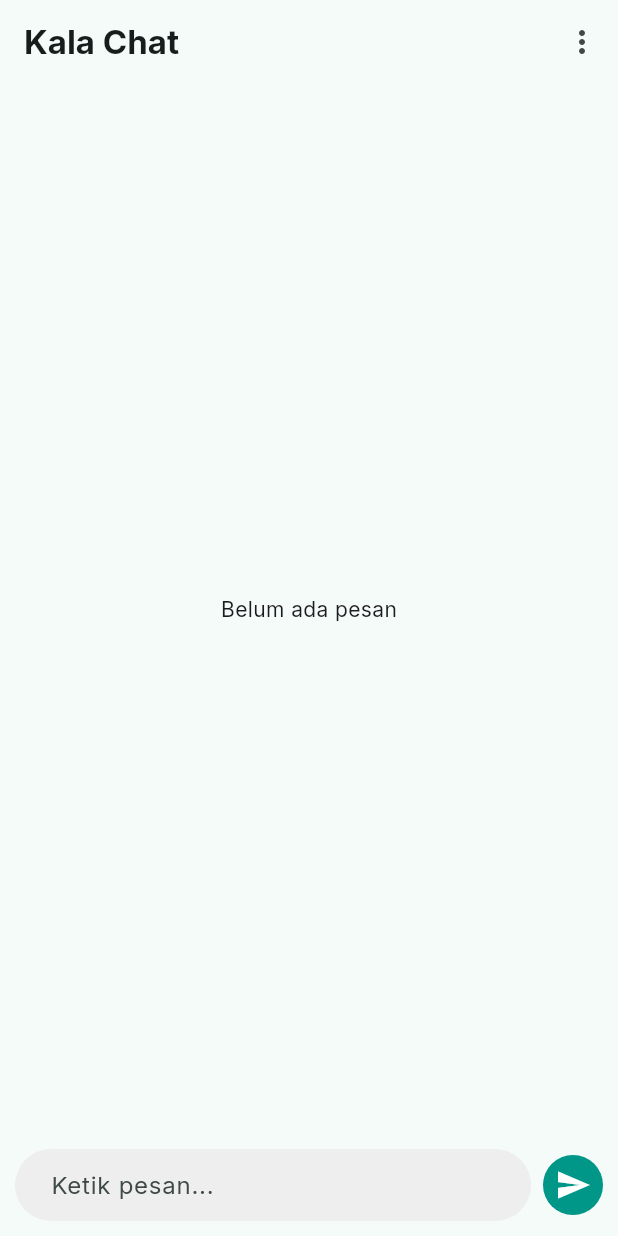
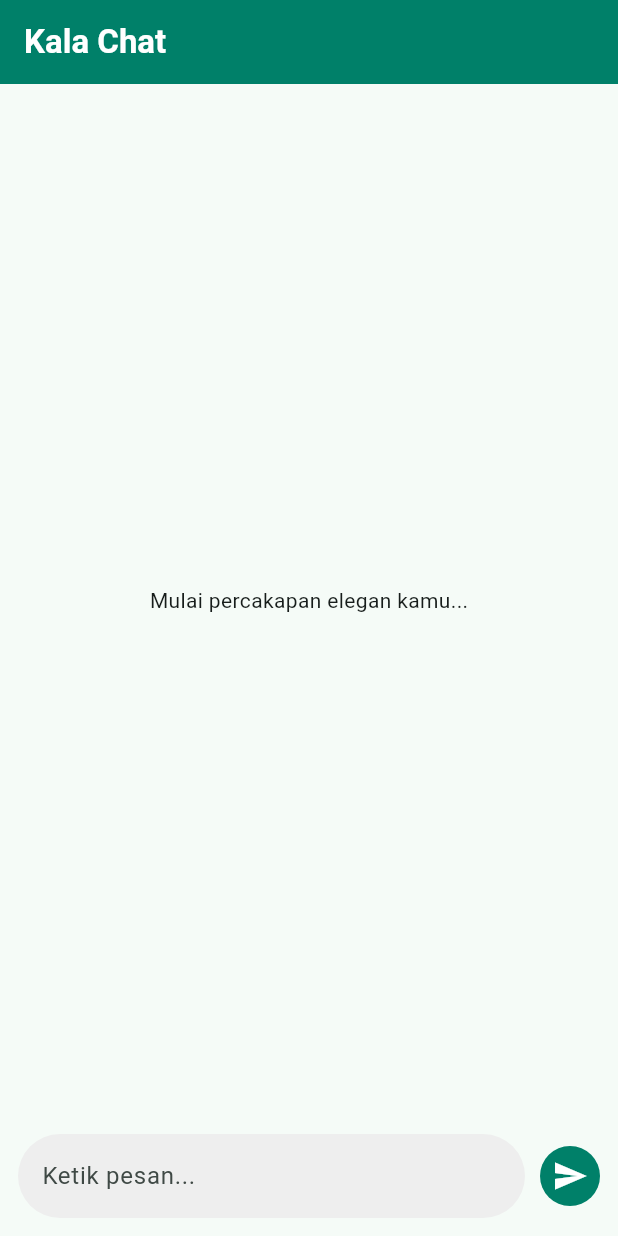
Before and after one commit to randimufi08-code/kala_chat, a Flutter app: the screen it shows after launch, on a phone screen of 412 x 824 dp. Run offline on Flutter 3.47's test engine with Material 3 defaults, Android fonts, the light colour scheme and no system bars.

Commit message:
Fix: Mengaktifkan Developer Mode dan Setup UI Chat Elegan

```diff
--- a/lib/main.dart
+++ b/lib/main.dart
@@ -1,69 +1,51 @@
 import 'package:flutter/material.dart';
-import 'package:google_fonts/google_fonts.dart';
 
-void main() {
-  runApp(const KalaChat());
-}
+void main() => runApp(const KalaChatApp());
 
-class KalaChat extends StatelessWidget {
-  const KalaChat({super.key});
+class KalaChatApp extends StatelessWidget {
+  const KalaChatApp({super.key});
 
   @override
   Widget build(BuildContext context) {
     return MaterialApp(
       debugShowCheckedModeBanner: false,
-      theme: ThemeData(
-        useMaterial3: true,
-        colorSchemeSeed: Colors.teal, // Warna khas chat yang elegan
-        textTheme: GoogleFonts.interTextTheme(),
-      ),
-      home: const ChatScreen(),
+      theme: ThemeData(useMaterial3: true, colorSchemeSeed: const Color(0xFF008069)),
+      home: const ChatPage(),
     );
   }
 }
 
-class ChatScreen extends StatelessWidget {
-  const ChatScreen({super.key});
+class ChatPage extends StatelessWidget {
+  const ChatPage({super.key});
 
   @override
   Widget build(BuildContext context) {
     return Scaffold(
       appBar: AppBar(
-        title: const Text('Kala Chat', style: TextStyle(fontWeight: FontWeight.bold)),
-        actions: [IconButton(icon: const Icon(Icons.more_vert), onPressed: () {})],
+        title: const Text("Kala Chat", style: TextStyle(fontWeight: FontWeight.bold, color: Colors.white)),
+        backgroundColor: const Color(0xFF008069),
       ),
       body: Column(
         children: [
-          const Expanded(child: Center(child: Text("Belum ada pesan"))),
-          _buildInputBar(),
-        ],
-      ),
-    );
-  }
-
-  Widget _buildInputBar() {
-    return Padding(
-      padding: const EdgeInsets.all(10),
+          const Expanded(child: Center(child: Text("Mulai percakapan elegan kamu..."))),
+          Padding(
+            padding: const EdgeInsets.all(12.0),
             child: Row(
               children: [
                 Expanded(
                   child: TextField(
                     decoration: InputDecoration(
-                hintText: 'Ketik pesan...',
+                      hintText: "Ketik pesan...",
                       filled: true,
                       fillColor: Colors.grey[200],
-                border: OutlineInputBorder(
-                  borderRadius: BorderRadius.circular(30),
-                  borderSide: BorderSide.none,
-                ),
-                contentPadding: const EdgeInsets.symmetric(horizontal: 20),
+                      border: OutlineInputBorder(borderRadius: BorderRadius.circular(30), borderSide: BorderSide.none),
                     ),
                   ),
                 ),
-          const SizedBox(width: 8),
-          CircleAvatar(
-            backgroundColor: Colors.teal,
-            child: IconButton(icon: const Icon(Icons.send, color: Colors.white), onPressed: () {}),
+                const SizedBox(width: 10),
+                const CircleAvatar(backgroundColor: Color(0xFF008069), child: Icon(Icons.send, color: Colors.white)),
+              ],
+            ),
           ),
         ],
       ),
--- a/pubspec.yaml
+++ b/pubspec.yaml
@@ -34,10 +34,8 @@ dependencies:
   # The following adds the Cupertino Icons font to your application.
   # Use with the CupertinoIcons class for iOS style icons.
   cupertino_icons: ^1.0.8
-  firebase_core: ^4.7.0
-  firebase_auth: ^6.4.0
-  cloud_firestore: ^6.3.0
   google_fonts: ^8.1.0
+  shared_preferences: ^2.5.5
 
 dev_dependencies:
   flutter_test:
```
Also changed, not shown: pubspec.lock, 3 other files. Lines whose indentation alone changed are shown as unchanged.
